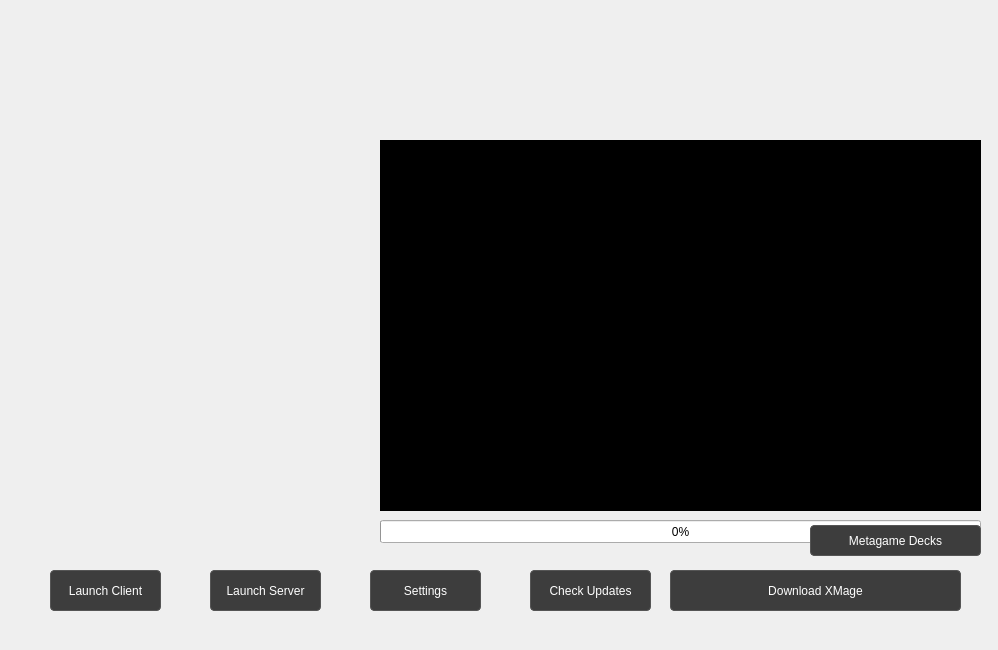
t-my/xmage-launcher-qt, file forms/mainwindow.ui: the form before one commit.
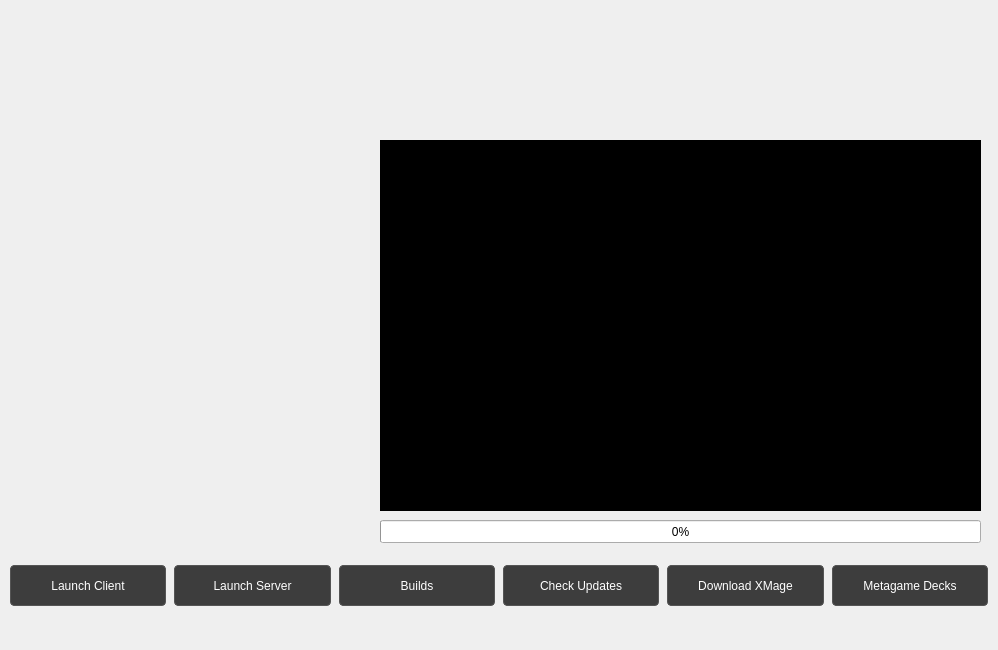
The form after the commit. Icons and pictures are not drawn.

Commit message: Optimize layout, move settings to json file

Diff of the .ui file:
```diff
--- a/forms/mainwindow.ui
+++ b/forms/mainwindow.ui
@@ -18,50 +18,6 @@
     <normaloff>:/icon-mage.png</normaloff>:/icon-mage.png</iconset>
   </property>
   <widget class="QWidget" name="centralwidget">
-   <widget class="QPushButton" name="updateButton">
-    <property name="enabled">
-     <bool>true</bool>
-    </property>
-    <property name="geometry">
-     <rect>
-      <x>530</x>
-      <y>570</y>
-      <width>121</width>
-      <height>41</height>
-     </rect>
-    </property>
-    <property name="styleSheet">
-     <string notr="true">QPushButton { background-color: #3d3d3d; color: white; border: 1px solid #555; border-radius: 4px; }
-QPushButton:hover { background-color: #4d4d4d; }
-QPushButton:pressed { background-color: #2d2d2d; }
-QPushButton:disabled { background-color: #2a2a2a; color: #666; }</string>
-    </property>
-    <property name="text">
-     <string>Check Updates</string>
-    </property>
-   </widget>
-   <widget class="QPushButton" name="clientButton">
-    <property name="enabled">
-     <bool>true</bool>
-    </property>
-    <property name="geometry">
-     <rect>
-      <x>50</x>
-      <y>570</y>
-      <width>111</width>
-      <height>41</height>
-     </rect>
-    </property>
-    <property name="styleSheet">
-     <string notr="true">QPushButton { background-color: #3d3d3d; color: white; border: 1px solid #555; border-radius: 4px; }
-QPushButton:hover { background-color: #4d4d4d; }
-QPushButton:pressed { background-color: #2d2d2d; }
-QPushButton:disabled { background-color: #2a2a2a; color: #666; }</string>
-    </property>
-    <property name="text">
-     <string>Launch Client</string>
-    </property>
-   </widget>
    <widget class="QLabel" name="logo">
     <property name="geometry">
      <rect>
@@ -98,28 +54,6 @@
      <bool>true</bool>
     </property>
    </widget>
-   <widget class="QPushButton" name="downloadButton">
-    <property name="enabled">
-     <bool>true</bool>
-    </property>
-    <property name="geometry">
-     <rect>
-      <x>670</x>
-      <y>570</y>
-      <width>291</width>
-      <height>41</height>
-     </rect>
-    </property>
-    <property name="styleSheet">
-     <string notr="true">QPushButton { background-color: #3d3d3d; color: white; border: 1px solid #555; border-radius: 4px; }
-QPushButton:hover { background-color: #4d4d4d; }
-QPushButton:pressed { background-color: #2d2d2d; }
-QPushButton:disabled { background-color: #2a2a2a; color: #666; }</string>
-    </property>
-    <property name="text">
-     <string>Download XMage</string>
-    </property>
-   </widget>
    <widget class="QProgressBar" name="progressBar">
     <property name="enabled">
      <bool>true</bool>
@@ -139,62 +73,146 @@
      <bool>true</bool>
     </property>
    </widget>
-   <widget class="QPushButton" name="serverButton">
+   <widget class="QWidget" name="buttonBar">
     <property name="geometry">
      <rect>
-      <x>210</x>
-      <y>570</y>
-      <width>111</width>
-      <height>41</height>
+      <x>10</x>
+      <y>560</y>
+      <width>978</width>
+      <height>51</height>
      </rect>
     </property>
-    <property name="styleSheet">
-     <string notr="true">QPushButton { background-color: #3d3d3d; color: white; border: 1px solid #555; border-radius: 4px; }
+    <layout class="QHBoxLayout" name="buttonLayout">
+     <property name="spacing">
+      <number>8</number>
+     </property>
+     <property name="leftMargin">
+      <number>0</number>
+     </property>
+     <property name="topMargin">
+      <number>0</number>
+     </property>
+     <property name="rightMargin">
+      <number>0</number>
+     </property>
+     <property name="bottomMargin">
+      <number>0</number>
+     </property>
+     <item>
+      <widget class="QPushButton" name="clientButton">
+       <property name="minimumSize">
+        <size>
+         <width>0</width>
+         <height>41</height>
+        </size>
+       </property>
+       <property name="styleSheet">
+        <string notr="true">QPushButton { background-color: #3d3d3d; color: white; border: 1px solid #555; border-radius: 4px; }
 QPushButton:hover { background-color: #4d4d4d; }
 QPushButton:pressed { background-color: #2d2d2d; }
 QPushButton:disabled { background-color: #2a2a2a; color: #666; }</string>
-    </property>
-    <property name="text">
-     <string>Launch Server</string>
-    </property>
-   </widget>
-   <widget class="QPushButton" name="clientServerButton">
-    <property name="geometry">
-     <rect>
-      <x>370</x>
-      <y>570</y>
-      <width>111</width>
-      <height>41</height>
-     </rect>
-    </property>
-    <property name="styleSheet">
-     <string notr="true">QPushButton { background-color: #3d3d3d; color: white; border: 1px solid #555; border-radius: 4px; }
+       </property>
+       <property name="text">
+        <string>Launch Client</string>
+       </property>
+      </widget>
+     </item>
+     <item>
+      <widget class="QPushButton" name="serverButton">
+       <property name="minimumSize">
+        <size>
+         <width>0</width>
+         <height>41</height>
+        </size>
+       </property>
+       <property name="styleSheet">
+        <string notr="true">QPushButton { background-color: #3d3d3d; color: white; border: 1px solid #555; border-radius: 4px; }
 QPushButton:hover { background-color: #4d4d4d; }
 QPushButton:pressed { background-color: #2d2d2d; }
 QPushButton:disabled { background-color: #2a2a2a; color: #666; }</string>
-    </property>
-    <property name="text">
-     <string>Settings</string>
-    </property>
-   </widget>
-   <widget class="QPushButton" name="decksButton">
-    <property name="geometry">
-     <rect>
-      <x>810</x>
-      <y>525</y>
-      <width>171</width>
-      <height>31</height>
-     </rect>
-    </property>
-    <property name="styleSheet">
-     <string notr="true">QPushButton { background-color: #3d3d3d; color: white; border: 1px solid #555; border-radius: 4px; }
+       </property>
+       <property name="text">
+        <string>Launch Server</string>
+       </property>
+      </widget>
+     </item>
+     <item>
+      <widget class="QPushButton" name="clientServerButton">
+       <property name="minimumSize">
+        <size>
+         <width>0</width>
+         <height>41</height>
+        </size>
+       </property>
+       <property name="styleSheet">
+        <string notr="true">QPushButton { background-color: #3d3d3d; color: white; border: 1px solid #555; border-radius: 4px; }
 QPushButton:hover { background-color: #4d4d4d; }
 QPushButton:pressed { background-color: #2d2d2d; }
 QPushButton:disabled { background-color: #2a2a2a; color: #666; }</string>
-    </property>
-    <property name="text">
-     <string>Metagame Decks</string>
-    </property>
+       </property>
+       <property name="text">
+        <string>Builds</string>
+       </property>
+      </widget>
+     </item>
+     <item>
+      <widget class="QPushButton" name="updateButton">
+       <property name="minimumSize">
+        <size>
+         <width>0</width>
+         <height>41</height>
+        </size>
+       </property>
+       <property name="styleSheet">
+        <string notr="true">QPushButton { background-color: #3d3d3d; color: white; border: 1px solid #555; border-radius: 4px; }
+QPushButton:hover { background-color: #4d4d4d; }
+QPushButton:pressed { background-color: #2d2d2d; }
+QPushButton:disabled { background-color: #2a2a2a; color: #666; }</string>
+       </property>
+       <property name="text">
+        <string>Check Updates</string>
+       </property>
+      </widget>
+     </item>
+     <item>
+      <widget class="QPushButton" name="downloadButton">
+       <property name="minimumSize">
+        <size>
+         <width>0</width>
+         <height>41</height>
+        </size>
+       </property>
+       <property name="styleSheet">
+        <string notr="true">QPushButton { background-color: #3d3d3d; color: white; border: 1px solid #555; border-radius: 4px; }
+QPushButton:hover { background-color: #4d4d4d; }
+QPushButton:pressed { background-color: #2d2d2d; }
+QPushButton:disabled { background-color: #2a2a2a; color: #666; }</string>
+       </property>
+       <property name="text">
+        <string>Download XMage</string>
+       </property>
+      </widget>
+     </item>
+     <item>
+      <widget class="QPushButton" name="decksButton">
+       <property name="minimumSize">
+        <size>
+         <width>0</width>
+         <height>41</height>
+        </size>
+       </property>
+       <property name="styleSheet">
+        <string notr="true">QPushButton { background-color: #3d3d3d; color: white; border: 1px solid #555; border-radius: 4px; }
+QPushButton:hover { background-color: #4d4d4d; }
+QPushButton:pressed { background-color: #2d2d2d; }
+QPushButton:disabled { background-color: #2a2a2a; color: #666; }</string>
+       </property>
+       <property name="text">
+        <string>Metagame Decks</string>
+       </property>
+      </widget>
+     </item>
+    </layout>
    </widget>
   </widget>
  </widget>
```
The commit also changes 6 other files.
